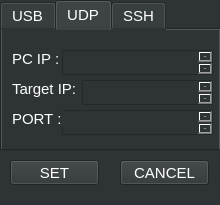
This is ui/camera_set.ui in mjlee111/vision_tools as Qt 5 draws it before an edit. The edited form follows.
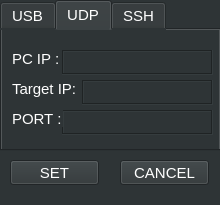
This is the edited form. The open tabs and pages were chosen to show the change.

```diff
--- a/ui/camera_set.ui
+++ b/ui/camera_set.ui
@@ -85,6 +85,18 @@
         <height>25</height>
        </rect>
       </property>
+      <property name="frameShape">
+       <enum>QFrame::Box</enum>
+      </property>
+      <property name="frameShadow">
+       <enum>QFrame::Sunken</enum>
+      </property>
+      <property name="verticalScrollBarPolicy">
+       <enum>Qt::ScrollBarAlwaysOff</enum>
+      </property>
+      <property name="horizontalScrollBarPolicy">
+       <enum>Qt::ScrollBarAlwaysOff</enum>
+      </property>
      </widget>
      <widget class="QTextEdit" name="target_ip">
       <property name="geometry">
@@ -95,6 +107,15 @@
         <height>25</height>
        </rect>
       </property>
+      <property name="frameShape">
+       <enum>QFrame::Box</enum>
+      </property>
+      <property name="verticalScrollBarPolicy">
+       <enum>Qt::ScrollBarAlwaysOff</enum>
+      </property>
+      <property name="horizontalScrollBarPolicy">
+       <enum>Qt::ScrollBarAlwaysOff</enum>
+      </property>
      </widget>
      <widget class="QTextEdit" name="port">
       <property name="geometry">
@@ -105,6 +126,15 @@
         <height>25</height>
        </rect>
       </property>
+      <property name="frameShape">
+       <enum>QFrame::Box</enum>
+      </property>
+      <property name="verticalScrollBarPolicy">
+       <enum>Qt::ScrollBarAlwaysOff</enum>
+      </property>
+      <property name="horizontalScrollBarPolicy">
+       <enum>Qt::ScrollBarAlwaysOff</enum>
+      </property>
      </widget>
      <widget class="QLabel" name="label_3">
       <property name="geometry">
```
Left out of the diff: 18 changed lines with no effect on the pictures.
